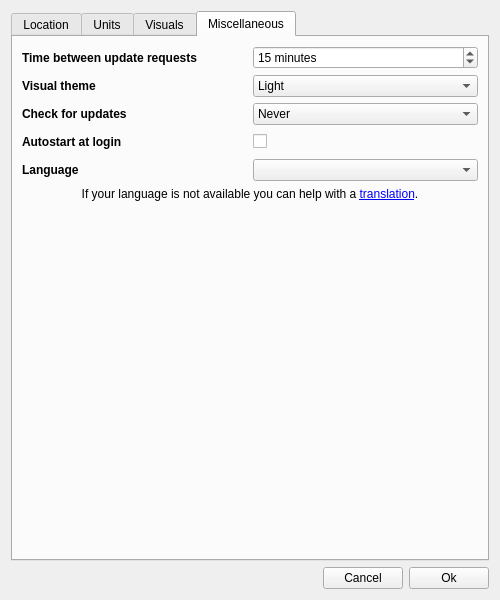
First picture: the form in ConfigurationDialog.ui, repository FelixdelasPozas/TrayWeather, before the edit.
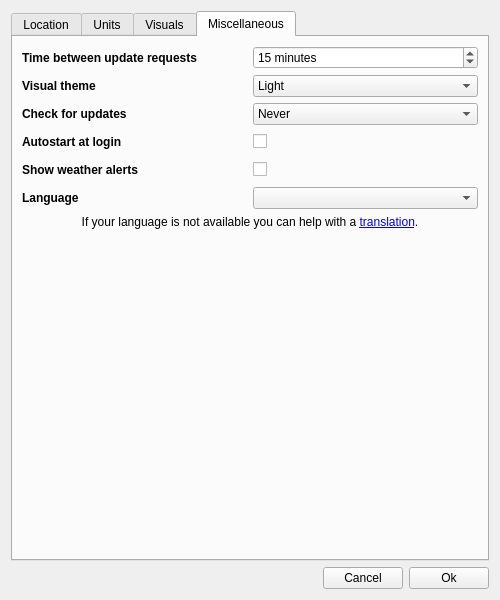
Second picture: the form after the edit. The open tabs and pages were chosen to show the change. Icons and pictures are not drawn. Custom widgets are drawn as their Qt base class.

Commit message: Weather alerts dialog.

The edit to the form file:
```diff
--- a/ConfigurationDialog.ui
+++ b/ConfigurationDialog.ui
@@ -1514,7 +1514,7 @@
            </property>
           </widget>
          </item>
-         <item row="4" column="0">
+         <item row="5" column="0">
           <widget class="QLabel" name="label_22">
            <property name="minimumSize">
             <size>
@@ -1533,9 +1533,35 @@
            </property>
           </widget>
          </item>
-         <item row="4" column="1">
+         <item row="5" column="1">
           <widget class="QComboBox" name="m_languageCombo"/>
          </item>
+         <item row="4" column="0">
+          <widget class="QLabel" name="label_31">
+           <property name="minimumSize">
+            <size>
+             <width>0</width>
+             <height>22</height>
+            </size>
+           </property>
+           <property name="font">
+            <font>
+             <weight>75</weight>
+             <bold>true</bold>
+            </font>
+           </property>
+           <property name="text">
+            <string>Show weather alerts</string>
+           </property>
+          </widget>
+         </item>
+         <item row="4" column="1">
+          <widget class="QCheckBox" name="m_showAlerts">
+           <property name="text">
+            <string/>
+           </property>
+          </widget>
+         </item>
         </layout>
        </item>
        <item>
```
Left out of the diff: 5 changed lines with no effect on the pictures. The commit also changes 12 other files.
